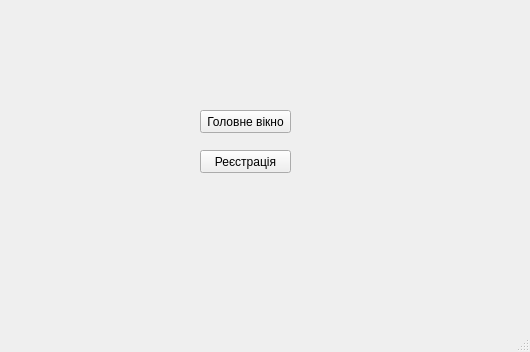
KilledByMachine/Proj, file Лаб 2/Sourse/Client_2lab/login.ui: the form before one commit.
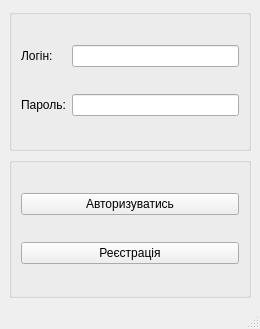
The form after the commit.

```diff
--- a/Лаб 2/Sourse/Client_2lab/login.ui
+++ b/Лаб 2/Sourse/Client_2lab/login.ui
@@ -6,40 +6,90 @@
    <rect>
     <x>0</x>
     <y>0</y>
-    <width>530</width>
-    <height>352</height>
+    <width>260</width>
+    <height>329</height>
    </rect>
   </property>
+  <property name="minimumSize">
+   <size>
+    <width>239</width>
+    <height>294</height>
+   </size>
+  </property>
+  <property name="maximumSize">
+   <size>
+    <width>260</width>
+    <height>329</height>
+   </size>
+  </property>
   <property name="windowTitle">
    <string>Авторизація</string>
   </property>
   <widget class="QWidget" name="centralwidget">
-   <widget class="QPushButton" name="pushButton">
-    <property name="geometry">
-     <rect>
-      <x>200</x>
-      <y>110</y>
-      <width>91</width>
-      <height>23</height>
-     </rect>
-    </property>
-    <property name="text">
-     <string>Головне вікно</string>
-    </property>
-   </widget>
-   <widget class="QPushButton" name="pushButton_2">
-    <property name="geometry">
-     <rect>
-      <x>200</x>
-      <y>150</y>
-      <width>91</width>
-      <height>23</height>
-     </rect>
-    </property>
-    <property name="text">
-     <string>Реєстрація</string>
-    </property>
-   </widget>
+   <layout class="QGridLayout" name="gridLayout_2">
+    <item row="0" column="0">
+     <widget class="QGroupBox" name="groupBox">
+      <property name="minimumSize">
+       <size>
+        <width>221</width>
+        <height>123</height>
+       </size>
+      </property>
+      <property name="title">
+       <string/>
+      </property>
+      <layout class="QGridLayout" name="gridLayout">
+       <item row="1" column="0" colspan="2">
+        <widget class="QLabel" name="label_2">
+         <property name="text">
+          <string>Пароль:</string>
+         </property>
+        </widget>
+       </item>
+       <item row="0" column="0">
+        <widget class="QLabel" name="label">
+         <property name="text">
+          <string>Логін:</string>
+         </property>
+        </widget>
+       </item>
+       <item row="1" column="2">
+        <widget class="QLineEdit" name="lineEdit_2">
+         <property name="autoFillBackground">
+          <bool>false</bool>
+         </property>
+        </widget>
+       </item>
+       <item row="0" column="2">
+        <widget class="QLineEdit" name="lineEdit"/>
+       </item>
+      </layout>
+     </widget>
+    </item>
+    <item row="1" column="0">
+     <widget class="QGroupBox" name="groupBox_2">
+      <property name="title">
+       <string/>
+      </property>
+      <layout class="QGridLayout" name="gridLayout_3">
+       <item row="0" column="0">
+        <widget class="QPushButton" name="pushButton">
+         <property name="text">
+          <string>Авторизуватись</string>
+         </property>
+        </widget>
+       </item>
+       <item row="1" column="0">
+        <widget class="QPushButton" name="pushButton_2">
+         <property name="text">
+          <string>Реєстрація</string>
+         </property>
+        </widget>
+       </item>
+      </layout>
+     </widget>
+    </item>
+   </layout>
   </widget>
   <widget class="QMenuBar" name="menubar">
    <property name="geometry">
```
Left out of the diff: 2 changed lines with no effect on the pictures.
